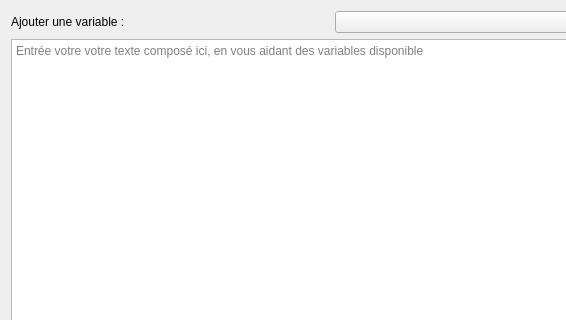
First picture: the form in sources/ui/compositetexteditdialog.ui, repository qelectrotech/qelectrotech-source-mirror, before the edit; both pictures show x 0 to 566 and y 0 to 320 of the 664 by 538 pixel window.
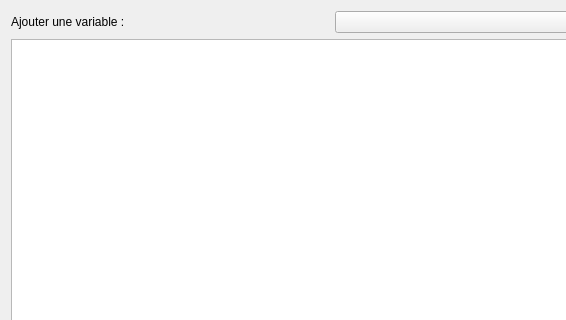
Second picture: the form after the edit.

Commit message: Enclose a class function into a macro because available since Qt 5.3

```diff
--- a/sources/ui/compositetexteditdialog.ui
+++ b/sources/ui/compositetexteditdialog.ui
@@ -35,11 +35,7 @@
     </widget>
    </item>
    <item row="1" column="0" colspan="2">
-    <widget class="QPlainTextEdit" name="m_plain_text_edit">
-     <property name="placeholderText">
-      <string>Entrée votre votre texte composé ici, en vous aidant des variables disponible</string>
-     </property>
-    </widget>
+    <widget class="QPlainTextEdit" name="m_plain_text_edit"/>
    </item>
   </layout>
  </widget>
```
The commit also changes 1 other file.
